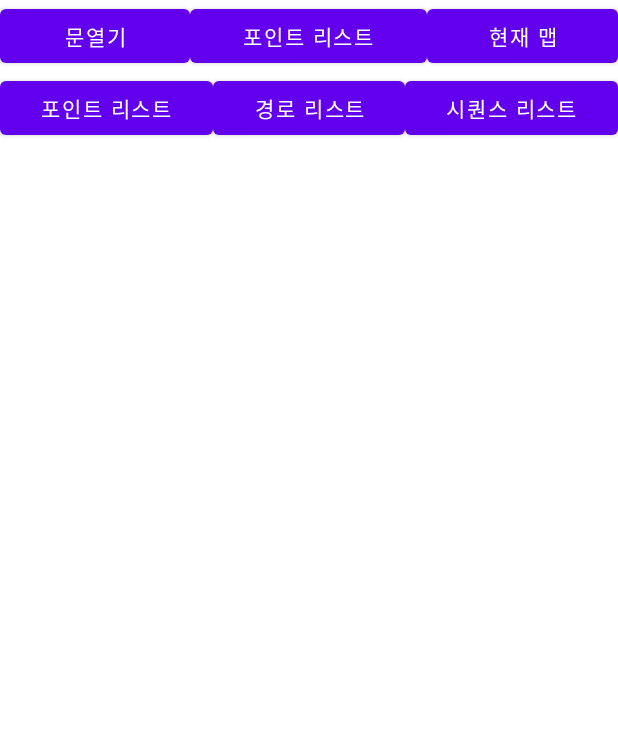
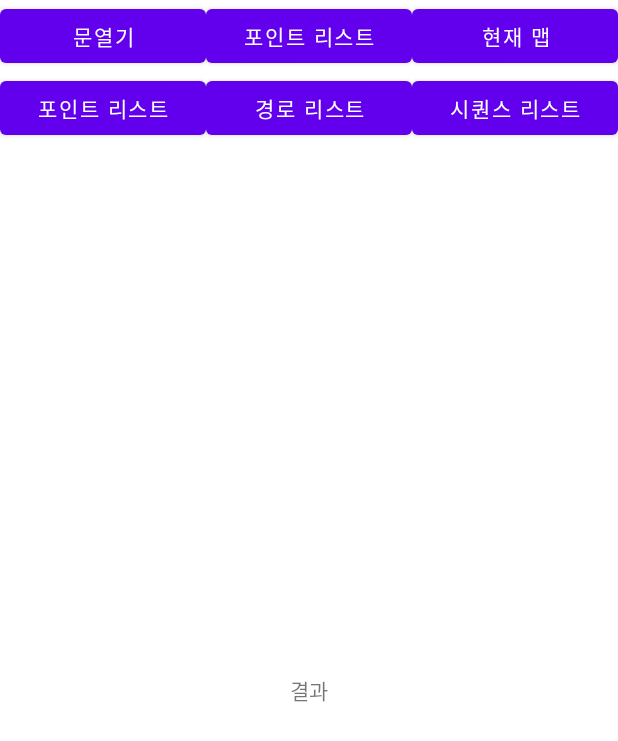
Before and after one commit to jin-vita/robot-panel, an Android app: the layout activity_main.xml on its own in the app's theme, with its tools: preview values and no code run, on a phone screen of 412 x 824 dp. Shown: the top 741 px of the screen. Run offline under Robolectric (Android 15) with nearby library versions, the phone set to English and light mode, and no system bars.

Commit message:
style log

```diff
--- a/app/src/main/AndroidManifest.xml
+++ b/app/src/main/AndroidManifest.xml
@@ -5,7 +5,6 @@
     <uses-permission android:name="android.permission.INTERNET"/>
 
     <application
-            android:usesCleartextTraffic="true"
             android:allowBackup="true"
             android:dataExtractionRules="@xml/data_extraction_rules"
             android:fullBackupContent="@xml/backup_rules"
--- a/app/src/main/java/org/techtown/robotpanel/AppData.kt
+++ b/app/src/main/java/org/techtown/robotpanel/AppData.kt
@@ -7,7 +7,7 @@ import java.text.SimpleDateFormat
 import java.util.*
 
 object AppData {
-    const val BASE_URL_ROBOT = "https://119.77.52.21/"
+    const val BASE_URL_ROBOT = "https://119.6.3.91:40023/moms/v1/rcs/blood/"
     const val BASE_URL_DOOR = "https://119.6.3.91:40018/moms/v1/"
     var isDebug = true
     fun debug(tag: String, msg: String) {
--- a/app/src/main/res/layout/activity_main.xml
+++ b/app/src/main/res/layout/activity_main.xml
@@ -2,7 +2,6 @@
 <LinearLayout
         xmlns:android="http://schemas.android.com/apk/res/android"
         xmlns:tools="http://schemas.android.com/tools"
-        xmlns:app="http://schemas.android.com/apk/res-auto"
         android:layout_width="match_parent"
         android:layout_height="match_parent"
         tools:context=".MainActivity" android:orientation="vertical">
@@ -11,33 +10,52 @@
             android:layout_width="match_parent"
             android:layout_height="wrap_content">
         <Button
+                android:id="@+id/doorControlButton"
                 android:text="문열기"
-                android:layout_width="wrap_content"
-                android:layout_height="wrap_content" android:id="@+id/door_control_button" android:layout_weight="1"/>
+                android:layout_width="0dp"
+                android:layout_height="wrap_content"
+                android:layout_weight="1"/>
         <Button
+                android:id="@+id/aButton"
                 android:text="포인트 리스트"
-                android:layout_width="wrap_content"
-                android:layout_height="wrap_content" android:id="@+id/button2" android:layout_weight="1"/>
+                android:layout_width="0dp"
+                android:layout_height="wrap_content"
+                android:layout_weight="1"/>
         <Button
+                android:id="@+id/currentMapButton"
                 android:text="현재 맵"
-                android:layout_width="wrap_content"
-                android:layout_height="wrap_content" android:id="@+id/currentMapButton" android:layout_weight="1"/>
+                android:layout_width="0dp"
+                android:layout_height="wrap_content"
+                android:layout_weight="1"/>
     </LinearLayout>
     <LinearLayout
             android:orientation="horizontal"
             android:layout_width="match_parent"
-            android:layout_height="wrap_content" android:layout_weight="1">
+            android:layout_height="wrap_content">
         <Button
+                android:id="@+id/pointListButton"
                 android:text="포인트 리스트"
-                android:layout_width="wrap_content"
-                android:layout_height="wrap_content" android:id="@+id/point_list_button" android:layout_weight="1"/>
+                android:layout_width="0dp"
+                android:layout_height="wrap_content"
+                android:layout_weight="1"/>
         <Button
+                android:id="@+id/pathListButton"
                 android:text="경로 리스트"
-                android:layout_width="wrap_content"
-                android:layout_height="wrap_content" android:id="@+id/path_list_button" android:layout_weight="1"/>
+                android:layout_width="0dp"
+                android:layout_height="wrap_content"
+                android:layout_weight="1"/>
         <Button
+                android:id="@+id/sequenceListButton"
                 android:text="시퀀스 리스트"
-                android:layout_width="wrap_content"
-                android:layout_height="wrap_content" android:id="@+id/sequence_list_button" android:layout_weight="1"/>
+                android:layout_width="0dp"
+                android:layout_height="wrap_content"
+                android:layout_weight="1"/>
     </LinearLayout>
+    <TextView
+            android:id="@+id/resultTextView"
+            android:layout_width="match_parent"
+            android:layout_height="0dp"
+            android:layout_weight="1"
+            android:gravity="center"
+            android:text="결과"/>
 </LinearLayout>
```
Also changed, not shown: app/src/main/java/org/techtown/robotpanel/MainActivity.kt (+102 -46 lines).
